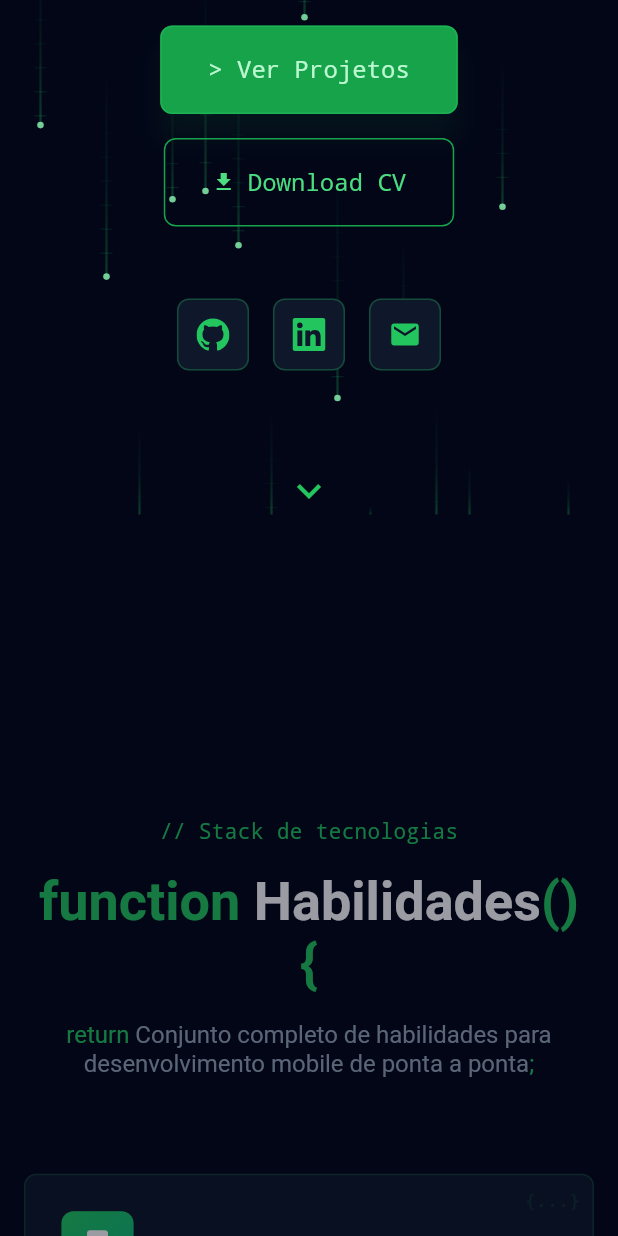
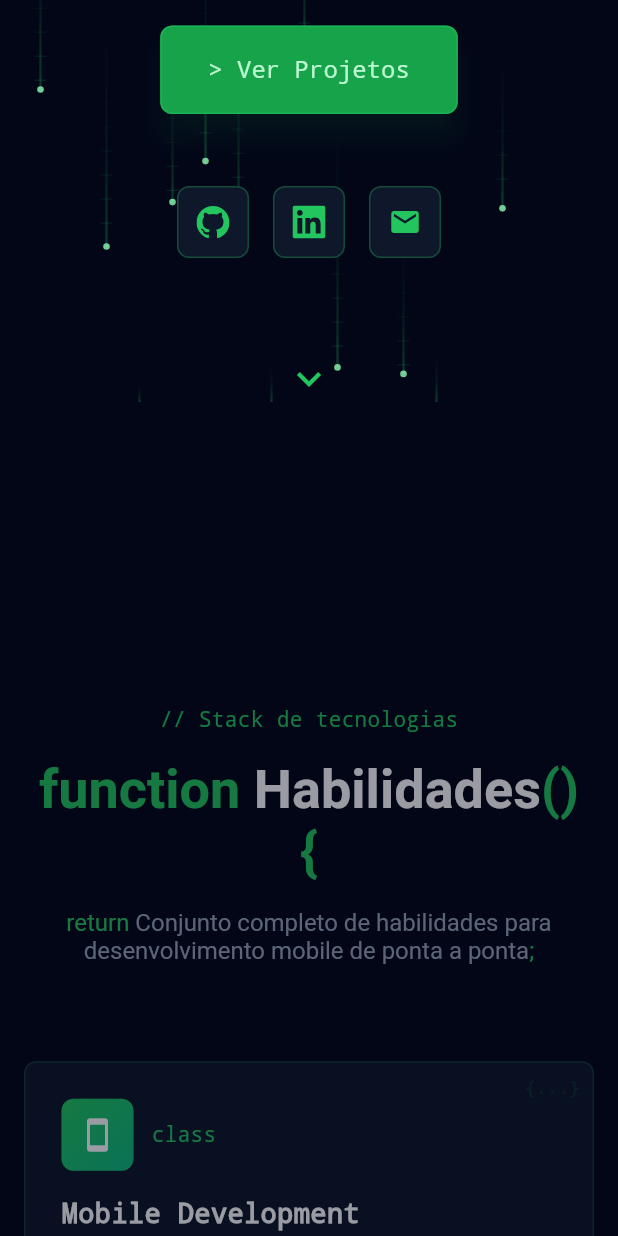
Before and after one commit to Ianzinn/Portfolio-web, a Flutter app: the screen it shows after launch, scrolled down 576 dp, on a phone screen of 412 x 824 dp. Run offline on Flutter 3.47's test engine with Material 3 defaults, Android fonts, the phone set to English and light mode, and no system bars; our stand-ins replace cached_network_image, dartz, flutter_bloc, flutter_svg, get_it, google_fonts; network calls fail.

Commit message:
fix bugs

```diff
--- a/lib/modules/hero/presentation/widgets/hero_section.dart
+++ b/lib/modules/hero/presentation/widgets/hero_section.dart
@@ -7,7 +7,8 @@ import '../../../../core/extensions/build_context_extensions.dart';
 import '../../../../core/theme/app_theme.dart';
 
 class HeroSection extends StatefulWidget {
-  const HeroSection({super.key});
+  final VoidCallback? onProjectsTap;
+  const HeroSection({super.key, this.onProjectsTap});
 
   @override
   State<HeroSection> createState() => _HeroSectionState();
@@ -133,7 +134,7 @@ class _HeroSectionState extends State<HeroSection>
                     alignment: WrapAlignment.center,
                     children: [
                       ElevatedButton(
-                        onPressed: () {},
+                        onPressed: widget.onProjectsTap,
                         style: ElevatedButton.styleFrom(
                           backgroundColor: AppTheme.green600,
                           foregroundColor: AppTheme.green200,
@@ -150,21 +151,6 @@ class _HeroSectionState extends State<HeroSection>
                         child: Text('> ${context.l10n.heroCtaProjects}',
                             style: const TextStyle(
                                 fontSize: 16, fontFamily: 'monospace')),
-                      ),
-                      OutlinedButton.icon(
-                        onPressed: () {},
-                        icon: const Icon(Icons.download, size: 16),
-                        label: Text(context.l10n.heroCtaDownloadCv,
-                            style: const TextStyle(
-                                fontSize: 16, fontFamily: 'monospace')),
-                        style: OutlinedButton.styleFrom(
-                          foregroundColor: AppTheme.green400,
-                          padding: const EdgeInsets.symmetric(
-                              horizontal: 32, vertical: 20),
-                          side: const BorderSide(color: AppTheme.green600),
-                          shape: RoundedRectangleBorder(
-                              borderRadius: BorderRadius.circular(8)),
-                        ),
                       ),
                     ],
                   ),
@@ -183,7 +169,7 @@ class _HeroSectionState extends State<HeroSection>
                       const SizedBox(width: 16),
                       _SocialButton(
                           svgPath: 'assets/icons/email.svg',
-                          url: 'mailto:ianpedro1812@gmail.com'),
+                          url: 'https://mail.google.com/mail/?view=cm&fs=1&to=ianpedro1812@gmail.com'),
                     ],
                   ),
                   const SizedBox(height: 64),
--- a/lib/modules/home/presentation/pages/home_page.dart
+++ b/lib/modules/home/presentation/pages/home_page.dart
@@ -18,6 +18,7 @@ class HomePage extends StatefulWidget {
 
 class _HomePageState extends State<HomePage> {
   late final ScrollController _scrollCtrl;
+  final _projectsKey = GlobalKey();
 
   @override
   void initState() {
@@ -31,6 +32,17 @@ class _HomePageState extends State<HomePage> {
     super.dispose();
   }
 
+  void _scrollToProjects() {
+    final ctx = _projectsKey.currentContext;
+    if (ctx != null) {
+      Scrollable.ensureVisible(
+        ctx,
+        duration: const Duration(milliseconds: 600),
+        curve: Curves.easeInOut,
+      );
+    }
+  }
+
   @override
   Widget build(BuildContext context) {
     return PrimaryScrollController(
@@ -41,14 +53,14 @@ class _HomePageState extends State<HomePage> {
           controller: _scrollCtrl,
           child: Column(
             children: [
-              const HeroSection(),
+              HeroSection(onProjectsTap: _scrollToProjects),
               RevealOnScroll(
                 delay: const Duration(milliseconds: 80),
                 child: const SkillsSection(),
               ),
               RevealOnScroll(
                 delay: const Duration(milliseconds: 80),
-                child: const ProjectsPageContent(),
+                child: ProjectsPageContent(key: _projectsKey),
               ),
               RevealOnScroll(
                 delay: const Duration(milliseconds: 80),
```
Also changed, not shown: lib/modules/contact/presentation/widgets/contact_section.dart (+12 -3 lines), lib/modules/projects/presentation/widgets/project_card.dart (+4 -15 lines), 1 other file.
